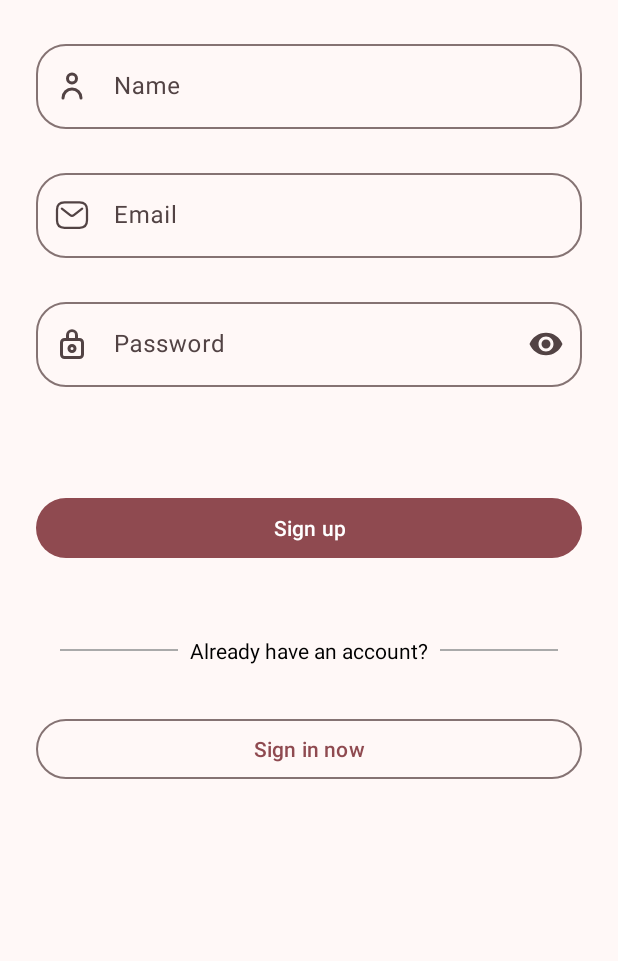
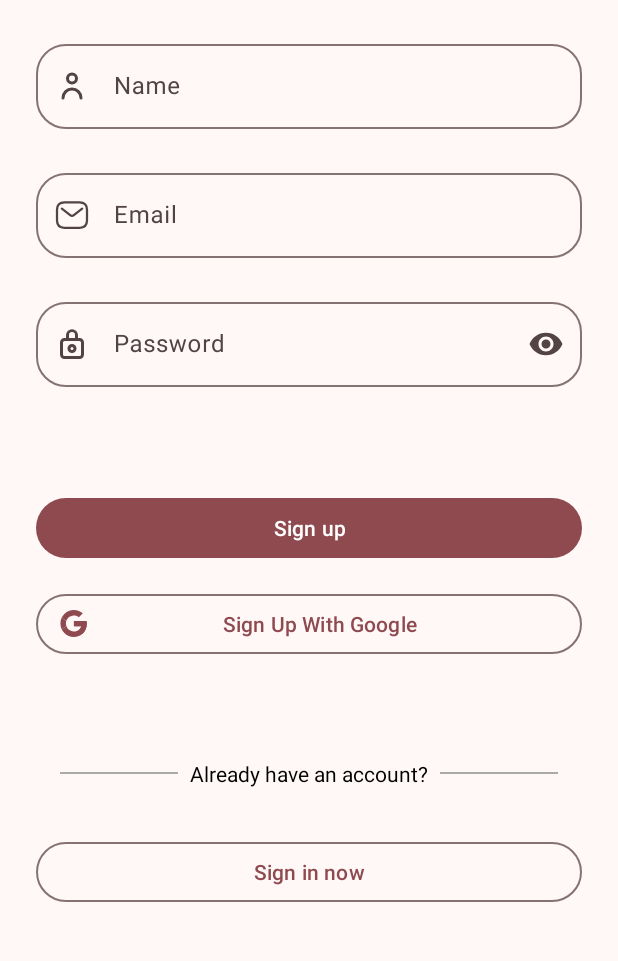
Before and after one commit to Rodinamomen/Bookie, an Android app: the SignUpFragment screen opened through its navigation route, on a phone screen of 412 x 824 dp, the part 136-1097 px from its top. Run offline under Robolectric (Android 15) with nearby library versions, the phone set to English and light mode, and no system bars; our stand-ins replace Firebase (no records; nobody signed in at launch, a user with empty details on screens opened directly); network calls fail; 1 statement that could not run was skipped.

Commit message:
Implement sign up with google credentials.

```diff
--- a/app/src/main/AndroidManifest.xml
+++ b/app/src/main/AndroidManifest.xml
@@ -2,6 +2,7 @@
 <manifest xmlns:android="http://schemas.android.com/apk/res/android"
     xmlns:tools="http://schemas.android.com/tools">
     <uses-permission android:name="android.permission.INTERNET" />
+    <uses-permission android:name="android.permission.ACCESS_NETWORK_STATE"/>
     <application
         android:allowBackup="true"
         android:dataExtractionRules="@xml/data_extraction_rules"
@@ -20,6 +21,9 @@
                 <category android:name="android.intent.category.LAUNCHER" />
             </intent-filter>
         </activity>
+        <meta-data
+            android:name="com.google.android.gms.auth.api.signin.OAuthClientId"
+            android:value="465053659588-aa279fbvhh4coiimtqhr09b349tsr0g9.apps.googleusercontent.com" />
     </application>
 
 </manifest>
--- a/app/src/main/java/com/example/bookie/auth/signup/model/User.kt
+++ b/app/src/main/java/com/example/bookie/auth/signup/model/User.kt
@@ -3,5 +3,4 @@ package com.example.bookie.auth.signup.model
 data class User(
     var name: String,
     var email: String,
-    var password: String
 )
--- a/app/src/main/java/com/example/bookie/auth/signup/repo/SignUpRepo.kt
+++ b/app/src/main/java/com/example/bookie/auth/signup/repo/SignUpRepo.kt
@@ -1,10 +1,21 @@
 package com.example.bookie.auth.signup.repo
 
+import android.content.Intent
 import androidx.lifecycle.LiveData
 import com.example.bookie.auth.signup.model.User
+import com.google.firebase.auth.FirebaseUser
 
 interface SignUpRepo {
 
-    suspend fun CreateNewUser(newUser: User, callback: (Boolean, String?) -> Unit)
+    val user: LiveData<FirebaseUser?>
+
+    suspend fun createNewUser(newUser: User, password: String, callback: (Boolean, String?) -> Unit)
+
+    suspend fun handleSignInResult(data: Intent?): FirebaseUser?
+    fun getGoogleSignInIntent(): Intent
+
+
+
+
 
 }
--- a/app/src/main/java/com/example/bookie/auth/signup/view/SignUpFragment.kt
+++ b/app/src/main/java/com/example/bookie/auth/signup/view/SignUpFragment.kt
@@ -1,18 +1,27 @@
 package com.example.bookie.auth.signup.view
 
+import android.app.Activity
 import android.app.Dialog
 import android.content.Intent
+import android.credentials.GetCredentialRequest
 import android.graphics.Color
 import android.graphics.drawable.ColorDrawable
+import android.os.Build
 import android.os.Bundle
 import android.util.Log
-import android.util.Patterns
 import androidx.fragment.app.Fragment
 import android.view.LayoutInflater
 import android.view.View
 import android.view.ViewGroup
 import android.widget.Toast
+import androidx.activity.result.contract.ActivityResultContracts
+import androidx.annotation.RequiresApi
+import androidx.credentials.CustomCredential
+import androidx.credentials.GetCredentialResponse
+import androidx.credentials.exceptions.GetCredentialException
+import androidx.lifecycle.Observer
 import androidx.lifecycle.ViewModelProvider
+import androidx.lifecycle.lifecycleScope
 import androidx.navigation.findNavController
 import com.example.bookie.R
 import com.example.bookie.auth.signup.model.User
@@ -20,6 +29,27 @@ import com.example.bookie.auth.signup.repo.SignUpRepoImp
 import com.example.bookie.auth.signup.viewModel.SignUpViewModel
 import com.example.bookie.auth.signup.viewModel.SignUpViewModelFactory
 import com.example.bookie.databinding.FragmentSignUpBinding
+import com.google.android.gms.auth.api.identity.BeginSignInRequest
+import com.google.android.gms.auth.api.identity.Identity
+import com.google.android.gms.auth.api.signin.GoogleSignIn
+import com.google.android.gms.auth.api.signin.GoogleSignInAccount
+import com.google.android.gms.auth.api.signin.GoogleSignInClient
+import com.google.android.gms.auth.api.signin.GoogleSignInOptions
+import com.google.android.gms.common.api.ApiException
+import com.google.android.gms.identitycredentials.IdentityCredentialManager
+import com.google.android.gms.tasks.Task
+import com.google.android.libraries.identity.googleid.GetGoogleIdOption
+import com.google.android.libraries.identity.googleid.GoogleIdTokenCredential
+import com.google.android.libraries.identity.googleid.GoogleIdTokenParsingException
+
+import com.google.firebase.auth.FirebaseAuth
+import com.google.firebase.auth.FirebaseUser
+import com.google.firebase.auth.GoogleAuthCredential
+import com.google.firebase.auth.GoogleAuthProvider
+import com.google.firebase.auth.ktx.auth
+import com.google.firebase.ktx.Firebase
+import kotlinx.coroutines.launch
+import kotlin.math.log
 
 
 class SignUpFragment : Fragment() {
@@ -30,6 +60,8 @@ class SignUpFragment : Fragment() {
     private lateinit var signUpViewModel: SignUpViewModel
     private lateinit var loadingDialog: Dialog
 
+    private lateinit var auth: FirebaseAuth
+
     override fun onCreateView(
         inflater: LayoutInflater, container: ViewGroup?,
         savedInstanceState: Bundle?
@@ -39,11 +71,36 @@ class SignUpFragment : Fragment() {
         return binding.root
     }
 
+    private val googleSignInLauncher = registerForActivityResult(ActivityResultContracts.StartActivityForResult()) { result ->
+        if (result.resultCode == Activity.RESULT_OK) {
+            signUpViewModel.handleSignInResult(result.data)
+        } else {
+            Log.w(TAG, "Google sign in failed, result code: ${result.resultCode}")
+        }
+    }
+
     override fun onViewCreated(view: View, savedInstanceState: Bundle?) {
         super.onViewCreated(view, savedInstanceState)
 
         getViewModelReady()
         loadingDialog = Dialog(requireContext())
+
+        auth = FirebaseAuth.getInstance()
+
+
+        binding.btnGoogleSignUp.setOnClickListener {
+            val signInIntent = signUpViewModel.getGoogleSignInIntent()
+            googleSignInLauncher.launch(signInIntent)
+        }
+        signUpViewModel.user.observe(viewLifecycleOwner, Observer { user ->
+            if (user != null) {
+                Log.d(TAG, "User Info: Name: ${user.displayName}, Email: ${user.email}")
+                // Navigate to the preferences screen
+
+            } else {
+                Toast.makeText(requireContext(), "Failed to signed you up.", Toast.LENGTH_SHORT).show()
+            }
+        })
 
         binding.btnSignup.setOnClickListener {
             val name = binding.txtEtName.editText?.text.toString()
@@ -70,9 +127,9 @@ class SignUpFragment : Fragment() {
                 binding.txtEtEmail.error= null
                 if(name.isNotEmpty() && email.isNotEmpty() && password.isNotEmpty()){
 
-                    val userData = User(name, email, password)
+                    val userData = User(name, email)
 
-                    signUpViewModel.signUpByEmailAndPassword(userData)
+                    signUpViewModel.signUpByEmailAndPassword(userData, password)
 
                     createDialog()
                     showDialog()
@@ -113,7 +170,7 @@ class SignUpFragment : Fragment() {
     }
 
     private fun getViewModelReady(){
-        val factory = SignUpViewModelFactory(SignUpRepoImp())
+        val factory = SignUpViewModelFactory(SignUpRepoImp(requireContext()))
         signUpViewModel = ViewModelProvider(requireActivity(), factory)[SignUpViewModel::class.java]
     }
 
@@ -134,5 +191,4 @@ class SignUpFragment : Fragment() {
         val emailRegex = "^[a-zA-Z0-9._%+-]+@[a-zA-Z0-9.-]+\\.[a-zA-Z]{2,}$"
         return email.matches(emailRegex.toRegex())
     }
-
 }
--- /dev/null
+++ b/app/src/main/res/drawable/google_icon.xml
@@ -0,0 +1,34 @@
+<vector xmlns:android="http://schemas.android.com/apk/res/android"
+    android:width="64dp"
+    android:height="64dp"
+    android:viewportWidth="32"
+    android:viewportHeight="32">
+  <group>
+    <clip-path
+        android:pathData="M31.409,13.091L16.5,13.091l0,6.182l8.582,0C24.282,23.2 20.936,25.455 16.5,25.455c-5.236,0 -9.455,-4.218 -9.455,-9.455s4.218,-9.455 9.455,-9.455c2.255,0 4.291,0.8 5.891,2.109l4.655,-4.655C24.209,1.527 20.573,-0 16.5,-0 7.627,-0 0.5,7.127 0.5,16s7.127,16 16,16c8,0 15.273,-5.818 15.273,-16 0,-0.945 -0.145,-1.964 -0.364,-2.909z"/>
+    <path
+        android:pathData="M-0.955,25.455L-0.955,6.545l12.364,9.455z"
+        android:fillColor="#fbbc05"/>
+  </group>
+  <group>
+    <clip-path
+        android:pathData="M31.409,13.091L16.5,13.091l0,6.182l8.582,0C24.282,23.2 20.936,25.455 16.5,25.455c-5.236,0 -9.455,-4.218 -9.455,-9.455s4.218,-9.455 9.455,-9.455c2.255,0 4.291,0.8 5.891,2.109l4.655,-4.655C24.209,1.527 20.573,-0 16.5,-0 7.627,-0 0.5,7.127 0.5,16s7.127,16 16,16c8,0 15.273,-5.818 15.273,-16 0,-0.945 -0.145,-1.964 -0.364,-2.909z"/>
+    <path
+        android:pathData="M-0.955,6.545l12.364,9.455 5.091,-4.436L33.955,8.727L33.955,-1.455L-0.955,-1.455z"
+        android:fillColor="#ea4335"/>
+  </group>
+  <group>
+    <clip-path
+        android:pathData="M31.409,13.091L16.5,13.091l0,6.182l8.582,0C24.282,23.2 20.936,25.455 16.5,25.455c-5.236,0 -9.455,-4.218 -9.455,-9.455s4.218,-9.455 9.455,-9.455c2.255,0 4.291,0.8 5.891,2.109l4.655,-4.655C24.209,1.527 20.573,-0 16.5,-0 7.627,-0 0.5,7.127 0.5,16s7.127,16 16,16c8,0 15.273,-5.818 15.273,-16 0,-0.945 -0.145,-1.964 -0.364,-2.909z"/>
+    <path
+        android:pathData="M-0.955,25.455l21.818,-16.727 5.745,0.727L33.955,-1.455l0,34.909L-0.955,33.455z"
+        android:fillColor="#34a853"/>
+  </group>
+  <group>
+    <clip-path
+        android:pathData="M31.409,13.091L16.5,13.091l0,6.182l8.582,0C24.282,23.2 20.936,25.455 16.5,25.455c-5.236,0 -9.455,-4.218 -9.455,-9.455s4.218,-9.455 9.455,-9.455c2.255,0 4.291,0.8 5.891,2.109l4.655,-4.655C24.209,1.527 20.573,-0 16.5,-0 7.627,-0 0.5,7.127 0.5,16s7.127,16 16,16c8,0 15.273,-5.818 15.273,-16 0,-0.945 -0.145,-1.964 -0.364,-2.909z"/>
+    <path
+        android:pathData="M33.955,33.455L11.409,16l-2.909,-2.182 25.455,-7.273z"
+        android:fillColor="#4285f4"/>
+  </group>
+</vector>
--- a/app/src/main/res/layout/fragment_sign_up.xml
+++ b/app/src/main/res/layout/fragment_sign_up.xml
@@ -117,18 +117,30 @@
         app:layout_constraintStart_toStartOf="@+id/txt_et_name"
         app:layout_constraintTop_toBottomOf="@+id/txt_et_password" />
 
+    <Button
+        android:id="@+id/btn_google_sign_up"
+        style="@style/Widget.Material3.Button.OutlinedButton.Icon"
+        android:layout_width="0dp"
+        android:layout_height="wrap_content"
+        android:layout_marginTop="16dp"
+        android:text="Sign Up With Google"
+        app:icon="@drawable/google_icon"
+        app:layout_constraintEnd_toEndOf="@+id/txt_et_name"
+        app:layout_constraintStart_toStartOf="@+id/txt_et_name"
+        app:layout_constraintTop_toBottomOf="@+id/btn_signup" />
+
 
     <LinearLayout
         android:id="@+id/linearLayout"
         android:layout_width="0dp"
         android:layout_height="wrap_content"
-        android:layout_marginTop="32dp"
+        android:layout_marginTop="50dp"
         android:gravity="center"
         android:orientation="horizontal"
         android:padding="16dp"
         app:layout_constraintEnd_toEndOf="@+id/txt_et_name"
         app:layout_constraintStart_toStartOf="@+id/txt_et_name"
-        app:layout_constraintTop_toBottomOf="@+id/btn_signup">
+        app:layout_constraintTop_toBottomOf="@+id/btn_google_sign_up">
 
         <View
             android:layout_width="0dp"
@@ -162,4 +174,6 @@
         app:layout_constraintStart_toStartOf="@+id/txt_et_name"
         app:layout_constraintTop_toBottomOf="@+id/linearLayout" />
 
+
+
 </androidx.constraintlayout.widget.ConstraintLayout>
```
Also changed, not shown: app/build.gradle.kts (+9 -0 lines), app/src/main/java/com/example/bookie/auth/signup/repo/SignUpRepoImp.kt (+75 -6 lines), app/src/main/java/com/example/bookie/auth/signup/viewModel/SignUpViewModel.kt (+19 -3 lines), app/src/main/res/drawable/rounded_outlined_button.xml (added, +7 -0 lines), build.gradle.kts (+12 -0 lines), gradle/libs.versions.toml (+11 -0 lines), 2 other files.
